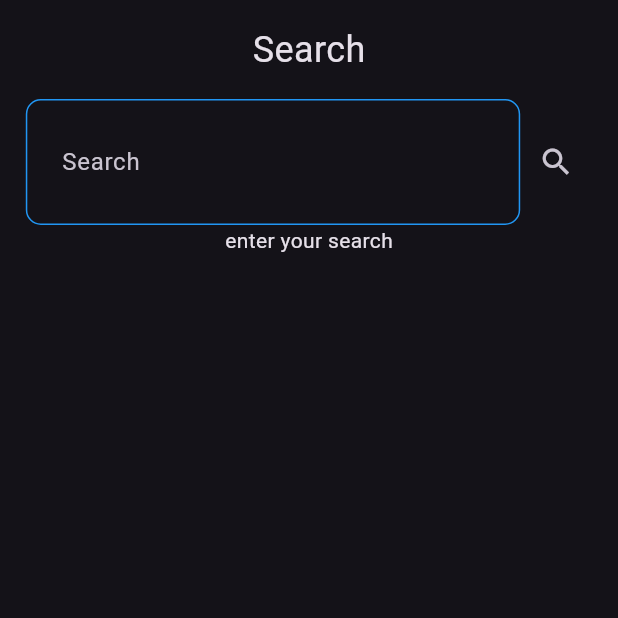
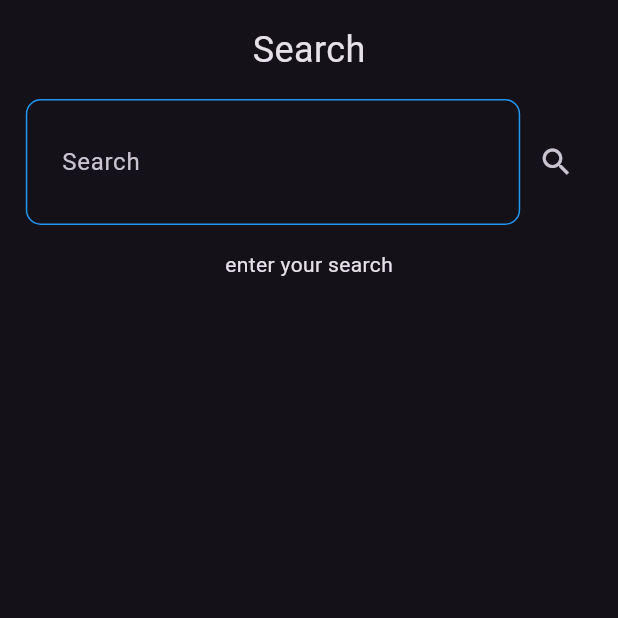
Before and after one commit to AYHM13x/cars_shop, a Flutter app: the HomeView screen opened by its route, after a tap on the "search" icon, on a phone screen of 412 x 824 dp, the top half of it. Run offline on Flutter 3.47's test engine with Material 3 defaults, Android fonts, the phone set to English and light mode, and no system bars; our stand-ins replace dartz, dio, flutter_bloc, gap, get_it, modal_progress_hud_nsn and 1 more; network calls fail.

Commit message:
add Expanded instead of SizedBox and work on Product details view

```diff
--- a/lib/core/utils/dimensions_of_screen.dart
+++ b/lib/core/utils/dimensions_of_screen.dart
@@ -20,7 +20,7 @@ double responciveHeight(BuildContext context) {
   if (DimensionsOfScreen.getScreenRatio(context) == 1.75) {
     return DimensionsOfScreen.dimensionsOfHeight(context, 29.9);
   } else if (DimensionsOfScreen.getScreenRatio(context) == 2.75) {
-    return DimensionsOfScreen.dimensionsOfHeight(context, 44.1);
+    return DimensionsOfScreen.dimensionsOfHeight(context, 43);
   } else {
     return DimensionsOfScreen.dimensionsOfHeight(context, 44.9);
   }
--- a/lib/features/_1_home/presentation/views/_1_product_details_view.dart
+++ b/lib/features/_1_home/presentation/views/_1_product_details_view.dart
@@ -32,7 +32,7 @@ class _ProductDetailsViewState extends State<ProductDetailsView> {
             left: 16,
             right: 16,
           ),
-          child: ProductDetailsViewBody(),
+          child: ProductDetailsViewBodyTow(),
         ),
       ),
     );
--- a/lib/features/_1_home/presentation/views/bodies/_0_home_view_body.dart
+++ b/lib/features/_1_home/presentation/views/bodies/_0_home_view_body.dart
@@ -1,4 +1,3 @@
-import 'package:car_shop_app/core/utils/dimensions_of_screen.dart';
 import 'package:flutter/material.dart';
 import 'package:gap/gap.dart';
 
@@ -10,19 +9,17 @@ class HomeViewBody extends StatelessWidget {
 
   @override
   Widget build(BuildContext context) {
-    return Padding(
-      padding: const EdgeInsets.only(
+    return const Padding(
+      padding: EdgeInsets.only(
         left: 16,
         right: 16,
       ),
       child: Column(
         children: [
-          const Gap(8),
-          const AppbarHomeView(),
-          SizedBox(
-            height: DimensionsOfScreen.dimensionsOfHeight(context, 89.5),
-            child: const ProductsListView(),
-          ),
+          Gap(8),
+          AppbarHomeView(),
+          Gap(8),
+          ProductsListView(),
         ],
       ),
     );
--- a/lib/features/_1_home/presentation/views/bodies/_2_search_view_body.dart
+++ b/lib/features/_1_home/presentation/views/bodies/_2_search_view_body.dart
@@ -49,6 +49,7 @@ class _SearchViewBodyState extends State<SearchViewBody> {
             ),
           ],
         ),
+        const Gap(16),
         const SearchProductsListView(),
       ],
     );
--- a/lib/features/_1_home/presentation/views/listview/_0_products_listview.dart
+++ b/lib/features/_1_home/presentation/views/listview/_0_products_listview.dart
@@ -37,7 +37,8 @@ class _ProductsListViewState extends State<ProductsListView> {
       },
       builder: (context, state) {
         if (state is ProductsSuccessGetAllProducts) {
-          return ListView.builder(
+          return Expanded(
+            child: ListView.builder(
               physics: const BouncingScrollPhysics(),
               itemCount: state.allProducts.data!.length,
               itemBuilder: (context, index) {
@@ -56,11 +57,12 @@ class _ProductsListViewState extends State<ProductsListView> {
                   },
                   child: Padding(
                     padding: const EdgeInsets.only(bottom: 8.0),
-                  child:
-                      ProductHomeView(product: state.allProducts.data![index]),
+                    child: ProductHomeView(
+                        product: state.allProducts.data![index]),
                   ),
                 );
               },
+            ),
           );
         } else if (state is ProductsFailure) {
           return Column(
@@ -84,6 +86,7 @@ class _ProductsListViewState extends State<ProductsListView> {
             onWillPop: () async {
               return false;
             },
+            child: Expanded(
               child: ListView.builder(
                 physics: const BouncingScrollPhysics(),
                 itemCount: 5,
@@ -94,6 +97,7 @@ class _ProductsListViewState extends State<ProductsListView> {
                   );
                 },
               ),
+            ),
           );
         }
       },
--- a/lib/features/_1_home/presentation/views/widgets/_0_home_view_widgets/_2_product_details_home_view.dart
+++ b/lib/features/_1_home/presentation/views/widgets/_0_home_view_widgets/_2_product_details_home_view.dart
@@ -10,8 +10,7 @@ class ProductDetailsHomeView extends StatelessWidget {
 
   @override
   Widget build(BuildContext context) {
-    return SizedBox(
-      child: Column(
+    return Column(
       crossAxisAlignment: CrossAxisAlignment.start,
       children: [
         Text(
@@ -38,7 +37,6 @@ class ProductDetailsHomeView extends StatelessWidget {
           ],
         )
       ],
-      ),
     );
   }
 }
--- a/lib/features/_1_home/presentation/views/widgets/loading_views/_0_loading_home_view/_2_loading_product_details_home_view.dart
+++ b/lib/features/_1_home/presentation/views/widgets/loading_views/_0_loading_home_view/_2_loading_product_details_home_view.dart
@@ -6,8 +6,7 @@ class LoadingProductDetailsHomeView extends StatelessWidget {
 
   @override
   Widget build(BuildContext context) {
-    return SizedBox(
-      child: Column(
+    return Column(
       crossAxisAlignment: CrossAxisAlignment.start,
       children: [
         Container(
@@ -29,7 +28,6 @@ class LoadingProductDetailsHomeView extends StatelessWidget {
           ],
         )
       ],
-      ),
     );
   }
 }
--- a/lib/features/_1_home/presentation/views/widgets/loading_views/_1_loading_product_view/_0_loading_product_view.dart
+++ b/lib/features/_1_home/presentation/views/widgets/loading_views/_1_loading_product_view/_0_loading_product_view.dart
@@ -1,4 +1,5 @@
 import 'package:flutter/material.dart';
+import 'package:gap/gap.dart';
 import 'package:shimmer/shimmer.dart';
 
 import '../../../../../../../core/utils/dimensions_of_screen.dart';
@@ -19,9 +20,9 @@ class LoadingProductView extends StatelessWidget {
         //crossAxisAlignment: CrossAxisAlignment.start,
         children: [
           const LoadingProductImageView(),
-          const SizedBox(height: 16),
+          const Gap(16),
           const LoadingProductDetailsView(),
-          const SizedBox(height: 16),
+          const Gap(16),
           SizedBox(
             height: responciveHeight(context),
             child: const LoadingProductCommnetView(),
--- a/lib/features/_1_home/presentation/views/widgets/loading_views/_1_loading_product_view/_3_loading_product_comment_view.dart
+++ b/lib/features/_1_home/presentation/views/widgets/loading_views/_1_loading_product_view/_3_loading_product_comment_view.dart
@@ -7,7 +7,8 @@ class LoadingProductCommnetView extends StatelessWidget {
 
   @override
   Widget build(BuildContext context) {
-    return ListView.builder(
+    return Expanded(
+      child: ListView.builder(
         shrinkWrap: true,
         physics: const BouncingScrollPhysics(),
         padding: EdgeInsets.zero,
@@ -18,6 +19,7 @@ class LoadingProductCommnetView extends StatelessWidget {
             child: LoadingCommentView(),
           );
         },
+      ),
     );
   }
 }
--- a/lib/features/_2_order/presentation/views/widgets/_0_orders_view_widgets/_2_product_details_orders_view.dart
+++ b/lib/features/_2_order/presentation/views/widgets/_0_orders_view_widgets/_2_product_details_orders_view.dart
@@ -16,8 +16,7 @@ class ProductDetailsOrdersView extends StatelessWidget {
 
   @override
   Widget build(BuildContext context) {
-    return SizedBox(
-      child: Column(
+    return Column(
       crossAxisAlignment: CrossAxisAlignment.start,
       children: [
         Row(
@@ -53,7 +52,6 @@ class ProductDetailsOrdersView extends StatelessWidget {
           ),
         ),
       ],
-      ),
     );
   }
 }
```
Also changed, not shown: lib/features/_1_home/presentation/views/bodies/_1_product_details_view_body.dart (+119 -29 lines), lib/features/_1_home/presentation/views/widgets/_1_product_details_widgets/_0_product_data_view.dart (+9 -8 lines), lib/features/_2_order/presentation/views/bodies/order_view_body.dart (+4 -6 lines). Lines whose indentation alone changed are shown as unchanged.
